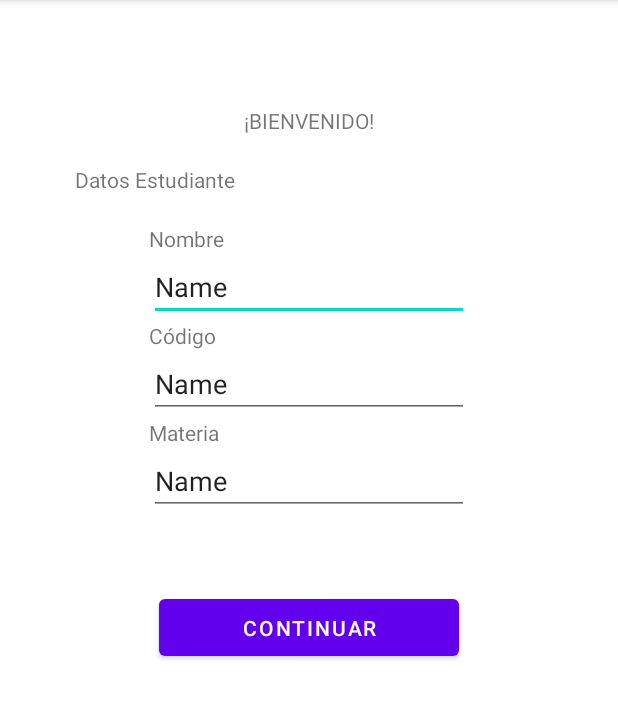
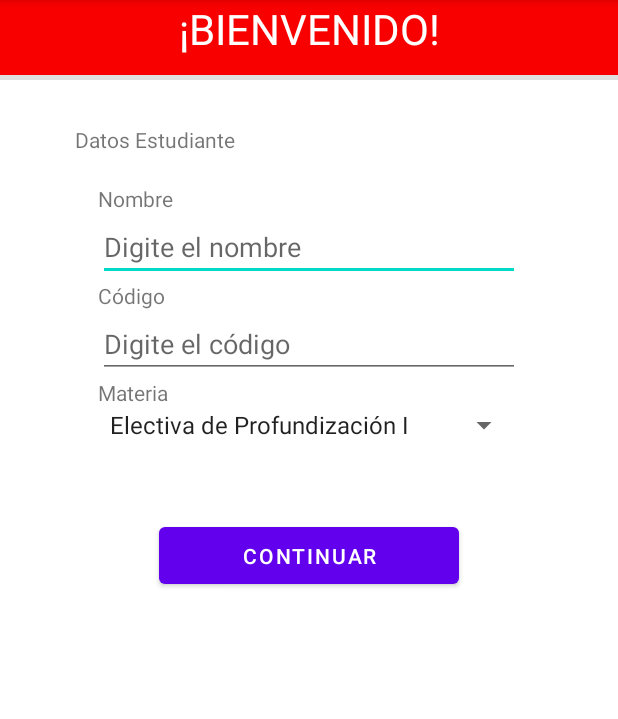
Before and after one commit to Crisjaroca/Laboratorio-Promedio, an Android app: the screen it shows after launch (MainActivity), on a phone screen of 412 x 824 dp, the part 84-803 px from its top. Run offline under Robolectric (Android 15) with nearby library versions, the phone set to English and light mode, and no system bars.

Commit message:
PreDiseño Interfaz de Inicio v1.1

```diff
--- a/app/src/main/res/layout/activity_main.xml
+++ b/app/src/main/res/layout/activity_main.xml
@@ -8,41 +8,52 @@
 
     <TextView
         android:id="@+id/textView2"
-        android:layout_width="wrap_content"
-        android:layout_height="wrap_content"
-        android:layout_marginStart="32dp"
-        android:layout_marginTop="24dp"
-        android:layout_marginEnd="32dp"
+        style="@style/tituloprincipalTxt"
+        android:layout_width="fill_parent"
+        android:layout_height="50dp"
+        android:background="#F80000"
         android:text="¡BIENVENIDO!"
-        app:layout_constraintBottom_toBottomOf="parent"
-        app:layout_constraintEnd_toEndOf="parent"
-        app:layout_constraintStart_toStartOf="parent"
-        app:layout_constraintTop_toTopOf="parent"
-        app:layout_constraintVertical_bias="0.064" />
+        tools:layout_editor_absoluteX="0dp"
+        tools:layout_editor_absoluteY="-1dp" />
+
+    <View
+        android:id="@+id/divider2"
+        android:layout_width="match_parent"
+        android:layout_height="3dp"
+        android:background="?android:attr/listDivider"
+        app:layout_constraintBottom_toTopOf="@+id/textView5"
+        app:layout_constraintTop_toBottomOf="@+id/textView2"
+        tools:layout_editor_absoluteX="0dp" />
 
     <TextView
         android:id="@+id/textView5"
         android:layout_width="match_parent"
         android:layout_height="wrap_content"
         android:layout_marginStart="50dp"
-        android:layout_marginTop="20dp"
+        android:layout_marginTop="30dp"
         android:layout_marginEnd="50dp"
         android:text="Datos Estudiante"
         app:layout_constraintEnd_toEndOf="parent"
+        app:layout_constraintHorizontal_bias="1.0"
         app:layout_constraintStart_toStartOf="parent"
-        app:layout_constraintTop_toBottomOf="@+id/textView2" />
+        app:layout_constraintTop_toBottomOf="@+id/divider2" />
 
     <LinearLayout
         android:id="@+id/linearLayout"
         android:layout_width="wrap_content"
         android:layout_height="wrap_content"
-        android:layout_marginStart="20dp"
+        android:layout_marginStart="15dp"
         android:layout_marginTop="20dp"
-        android:layout_marginEnd="20dp"
+        android:layout_marginEnd="15dp"
         android:orientation="vertical"
         app:layout_constraintEnd_toEndOf="parent"
         app:layout_constraintStart_toStartOf="parent"
         app:layout_constraintTop_toBottomOf="@+id/textView5">
+
+        <LinearLayout
+            android:layout_width="match_parent"
+            android:layout_height="match_parent"
+            android:orientation="vertical">
 
             <TextView
                 android:id="@+id/textView"
@@ -55,36 +66,48 @@
                 android:layout_width="match_parent"
                 android:layout_height="wrap_content"
                 android:ems="10"
-            android:inputType="textPersonName"
-            android:text="Name" />
+                android:hint="Digite el nombre"
+                android:inputType="textPersonName" />
+
+        </LinearLayout>
+
+        <LinearLayout
+            android:layout_width="match_parent"
+            android:layout_height="match_parent"
+            android:orientation="vertical">
 
             <TextView
-            android:id="@+id/textView3"
+                android:id="@+id/textView7"
                 android:layout_width="match_parent"
                 android:layout_height="wrap_content"
                 android:text="Código" />
 
             <EditText
-            android:id="@+id/codigoEst"
+                android:id="@+id/editTextNumberDecimal2"
                 android:layout_width="match_parent"
                 android:layout_height="wrap_content"
                 android:ems="10"
-            android:inputType="textPersonName"
-            android:text="Name" />
+                android:hint="Digite el código"
+                android:inputType="numberDecimal" />
+        </LinearLayout>
+
+        <LinearLayout
+            android:layout_width="match_parent"
+            android:layout_height="match_parent"
+            android:orientation="vertical">
 
             <TextView
-            android:id="@+id/textView4"
+                android:id="@+id/textView8"
                 android:layout_width="match_parent"
                 android:layout_height="wrap_content"
                 android:text="Materia" />
 
-        <EditText
-            android:id="@+id/materiaEst"
+            <Spinner
+                android:id="@+id/spinner2"
                 android:layout_width="match_parent"
                 android:layout_height="wrap_content"
-            android:ems="10"
-            android:inputType="textPersonName"
-            android:text="Name" />
+                android:entries="@array/materias" />
+        </LinearLayout>
 
     </LinearLayout>
 
--- a/app/src/main/res/values/strings.xml
+++ b/app/src/main/res/values/strings.xml
@@ -1,3 +1,11 @@
 <resources>
     <string name="app_name">PromedioEst</string>
+    <string-array name="materias">
+        <item>Electiva de Profundización I</item>
+        <item>Ingeniería del Software III</item>
+        <item>Optimización de Modelos</item>
+        <item>Problemas de Contexto</item>
+        <item>Sistemas Distribuidos</item>
+        <item>Taller de Aplicaciones Móviles</item>
+    </string-array>
 </resources>
--- a/app/src/main/res/values/themes.xml
+++ b/app/src/main/res/values/themes.xml
@@ -13,4 +13,10 @@
         <item name="android:statusBarColor" tools:targetApi="l">?attr/colorPrimaryVariant</item>
         <!-- Customize your theme here. -->
     </style>
+
+    <style name="tituloprincipalTxt" parent="@android:style/TextAppearance">
+        <item name="android:textColor">	#ffffff</item>
+        <item name="android:textAlignment">center</item>
+        <item name="android:textSize">28sp</item>
+    </style>
 </resources>
```
Lines whose indentation alone changed are shown as unchanged.
